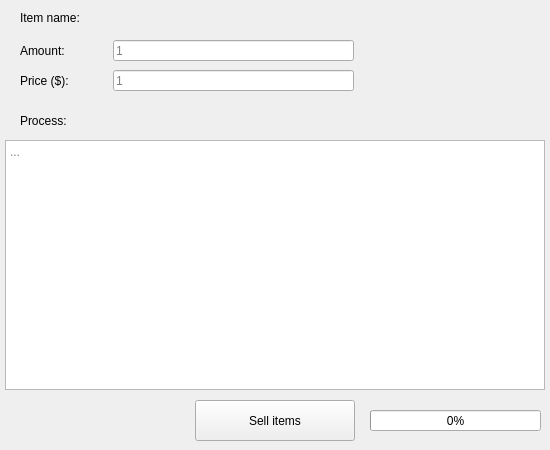
Above: services/seller/seller_view.ui from stalinJ-Mrzv/steam_inventory_helper before the change. Below: the same form after it.
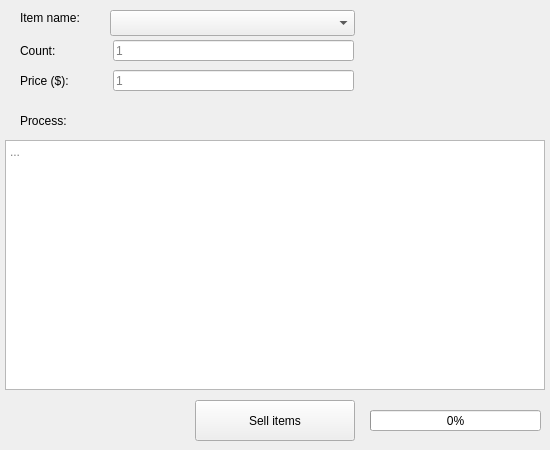
That is the form after the change.

Diff of the .ui file:
```diff
--- a/services/seller/seller_view.ui
+++ b/services/seller/seller_view.ui
@@ -87,7 +87,7 @@
     </rect>
    </property>
    <property name="text">
-    <string>Amount:</string>
+    <string>Count:</string>
    </property>
   </widget>
   <widget class="QLineEdit" name="le_amount">
@@ -145,6 +145,19 @@
     <string>...</string>
    </property>
   </widget>
+  <widget class="QComboBox" name="cb_select_item">
+   <property name="geometry">
+    <rect>
+     <x>110</x>
+     <y>10</y>
+     <width>245</width>
+     <height>26</height>
+    </rect>
+   </property>
+   <property name="currentIndex">
+    <number>-1</number>
+   </property>
+  </widget>
  </widget>
  <resources/>
  <connections/>
```
Left out of the diff: 4 changed lines with no effect on the pictures.
